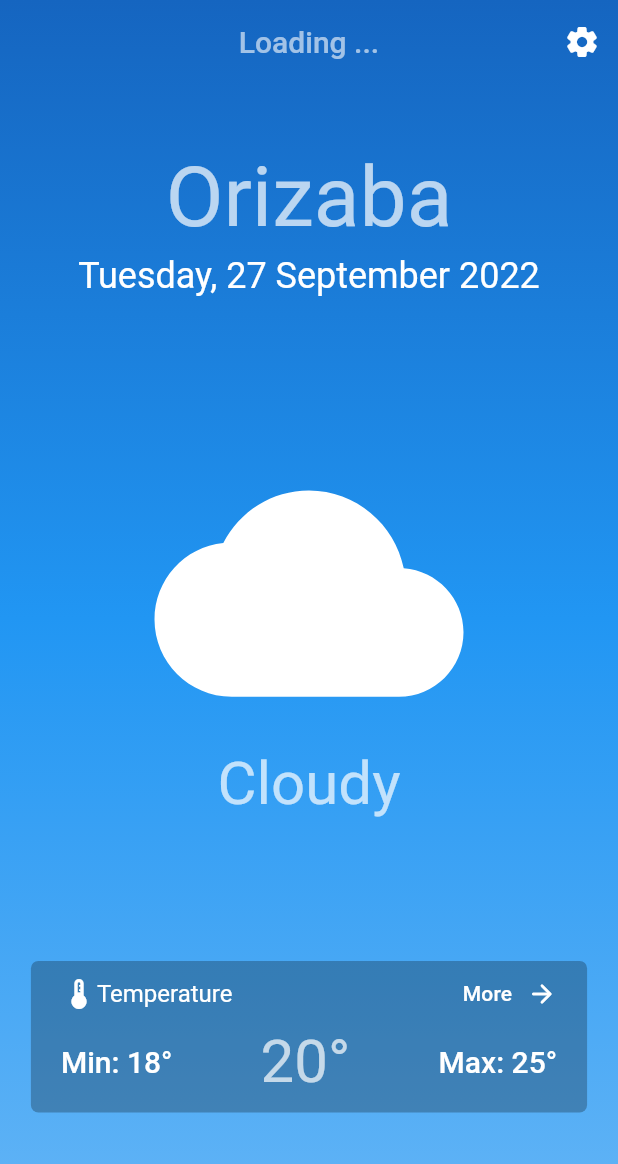
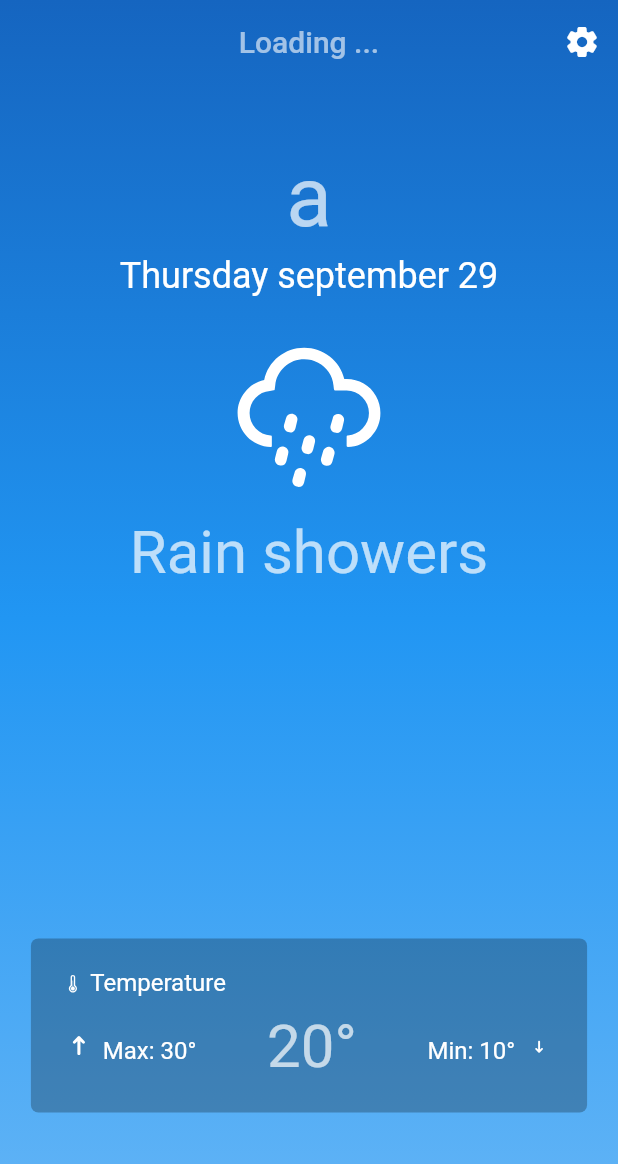
Before and after one commit to dnieln7/bloc-weather-app, a Flutter app: the screen it shows after launch, on a phone screen of 412 x 824 dp. Shown: the top 1164 px of the screen. Run offline on Flutter 3.47's test engine with Material 2 defaults, Android fonts, the phone set to English and light mode, and no system bars; our stand-ins replace recase, weather_icons.

Commit message:
Extracted Widgets

```diff
--- /dev/null
+++ b/lib/domain/enum/enums.dart
@@ -0,0 +1 @@
+export 'weather_type.dart';
--- /dev/null
+++ b/lib/domain/enum/weather_type.dart
@@ -0,0 +1,15 @@
+enum WeatherType {
+  clearSky,
+  cloudy,
+  fog,
+  drizzle,
+  freezingDrizzle,
+  rain,
+  rainShower,
+  thunderstorm,
+  hailThunderstorm,
+  freezingRain,
+  snowFall,
+  snowGrains,
+  snowShower,
+}
--- a/lib/main.dart
+++ b/lib/main.dart
@@ -1,4 +1,5 @@
 import 'package:flutter/material.dart';
+import 'package:flutter_localizations/flutter_localizations.dart';
 import 'package:weather_app/ui/app_router.dart';
 import 'package:weather_app/ui/screens/screens.dart';
 
@@ -15,6 +16,12 @@ class WeatherApp extends StatelessWidget {
   Widget build(BuildContext context) {
     return MaterialApp(
       title: 'Weather app',
+      localizationsDelegates: const [
+        GlobalMaterialLocalizations.delegate,
+        GlobalWidgetsLocalizations.delegate,
+        GlobalCupertinoLocalizations.delegate,
+      ],
+      supportedLocales: const [Locale('en'), Locale('es')],
       theme: ThemeData.dark(),
       initialRoute: homeScreenRoute,
       onGenerateRoute: _router.onGenerateRoute,
--- a/lib/ui/screens/home_screen.dart
+++ b/lib/ui/screens/home_screen.dart
@@ -1,6 +1,8 @@
 import 'package:flutter/material.dart';
-import 'package:weather_app/ui/widgets/animated/animated_widgets.dart';
-import 'package:weather_app/ui/widgets/style/style.dart';
+import 'package:weather_app/domain/enum/enums.dart';
+import 'package:weather_app/ui/widgets/animated/animated.dart';
+import 'package:weather_app/ui/widgets/style/text_styles.dart';
+import 'package:weather_app/ui/widgets/weather/weather.dart';
 
 const String homeScreenRoute = "/";
 
@@ -50,65 +52,12 @@ class HomeScreen extends StatelessWidget {
           left: MediaQuery.of(context).size.width * 0.05,
         ),
         child: Column(
-          children: [
-            Text('Orizaba', style: TextStyles.displayMedium(context)),
-            const SizedBox(height: 5),
-            Text(
-              'Tuesday, 27 September 2022',
-              textAlign: TextAlign.center,
-              style: TextStyles.headlineSmall(context),
+          children: const [
+            WeatherLocation(city: 'a'),
+            Expanded(
+              child: WeatherSummary(weatherType: WeatherType.rainShower),
             ),
-            Expanded(
-              child: Column(
-                mainAxisAlignment: MainAxisAlignment.center,
-                children: [
-                  Icon(
-                    Icons.cloud_rounded,
-                    color: Colors.white,
-                    size: MediaQuery.of(context).size.width / 2,
-                  ),
-                  Text('Cloudy', style: TextStyles.headlineLarge(context)),
-                ],
-              ),
-            ),
-            Container(
-              decoration: BoxDecoration(
-                color: Colors.black26,
-                borderRadius: BorderRadius.circular(5),
-              ),
-              padding: EdgeInsets.symmetric(vertical: 10, horizontal: 20),
-              child: Column(
-                children: [
-                  Row(
-                    children: [
-                      Icon(Icons.thermostat, color: Colors.white),
-                      Expanded(
-                        child: Text(
-                          'Temperature',
-                          style: TextStyles.titleMedium(context),
-                        ),
-                      ),
-                      Text('More', style: TextStyles.titleSmall(context)),
-                      SizedBox(width: 10),
-                      Icon(
-                        Icons.arrow_forward_rounded,
-                        color: Colors.white,
-                        size: 20,
-                      ),
-                    ],
-                  ),
-                  SizedBox(height: 10),
-                  Row(
-                    mainAxisAlignment: MainAxisAlignment.spaceBetween,
-                    children: [
-                      Text('Min: 18°', style: TextStyles.titleLarge(context)),
-                      Text('20°', style: TextStyles.headlineLarge(context)),
-                      Text('Max: 25°', style: TextStyles.titleLarge(context)),
-                    ],
-                  ),
-                ],
-              ),
-            )
+            TemperatureSummary(max: 30, current: 20, min: 10),
           ],
         ),
       ),
--- a/lib/ui/widgets/style/style.dart
+++ /dev/null
@@ -1 +0,0 @@
-export 'text_styles.dart';
--- /dev/null
+++ b/lib/ui/widgets/text/icon_text.dart
@@ -0,0 +1,57 @@
+import 'package:flutter/material.dart';
+
+class IconText extends StatelessWidget {
+  final bool reversed;
+  final bool adaptiveIconSize;
+  final String text;
+  final IconData icon;
+  final TextStyle style;
+
+  const IconText({
+    this.reversed = false,
+    this.adaptiveIconSize = true,
+    required this.text,
+    required this.icon,
+    required this.style,
+    Key? key,
+  }) : super(key: key);
+
+  @override
+  Widget build(BuildContext context) {
+     if (reversed) {
+      return Text.rich(
+        TextSpan(
+          children: [
+            TextSpan(text: '$text '),
+            WidgetSpan(
+              child: Icon(
+                icon,
+                size: adaptiveIconSize
+                    ? style.fontSize
+                    : IconTheme.of(context).size,
+              ),
+            ),
+          ],
+        ),
+        style: style,
+      );
+    } else {
+      return Text.rich(
+        TextSpan(
+          children: [
+            WidgetSpan(
+              child: Icon(
+                icon,
+                size: adaptiveIconSize
+                    ? style.fontSize
+                    : IconTheme.of(context).size,
+              ),
+            ),
+            TextSpan(text: ' $text'),
+          ],
+        ),
+        style: style,
+      );
+    }
+  }
+}
--- /dev/null
+++ b/lib/ui/widgets/text/text.dart
@@ -0,0 +1 @@
+export 'icon_text.dart';
--- /dev/null
+++ b/lib/ui/widgets/weather/temperature_summary.dart
@@ -0,0 +1,63 @@
+import 'package:flutter/material.dart';
+import 'package:weather_app/ui/widgets/style/text_styles.dart';
+import 'package:weather_app/ui/widgets/text/text.dart';
+import 'package:weather_icons/weather_icons.dart';
+
+class TemperatureSummary extends StatelessWidget {
+  final int max;
+  final int current;
+  final int min;
+
+  const TemperatureSummary({
+    required this.max,
+    required this.current,
+    required this.min,
+    Key? key,
+  }) : super(key: key);
+
+  @override
+  Widget build(BuildContext context) {
+    return Container(
+      decoration: BoxDecoration(
+        color: Colors.black26,
+        borderRadius: BorderRadius.circular(5),
+      ),
+      padding: const EdgeInsets.all(20),
+      child: Column(
+        children: [
+          Row(
+            children: [
+              Expanded(
+                child: IconText(
+                  text: 'Temperature',
+                  icon: WeatherIcons.thermometer,
+                  style: TextStyles.titleMedium(context),
+                ),
+              ),
+            ],
+          ),
+          const SizedBox(height: 10),
+          Row(
+            mainAxisAlignment: MainAxisAlignment.spaceBetween,
+            children: [
+              IconText(
+                adaptiveIconSize: false,
+                text: 'Max: $max°',
+                icon: WeatherIcons.direction_up,
+                style: TextStyles.titleMedium(context),
+              ),
+              Text('$current°', style: TextStyles.headlineLarge(context)),
+              IconText(
+                reversed: true,
+                adaptiveIconSize: false,
+                text: 'Min: $min°',
+                icon: WeatherIcons.direction_down,
+                style: TextStyles.titleMedium(context),
+              ),
+            ],
+          ),
+        ],
+      ),
+    );
+  }
+}
--- /dev/null
+++ b/lib/ui/widgets/weather/weather.dart
@@ -0,0 +1,3 @@
+export 'weather_location.dart';
+export 'weather_summary.dart';
+export 'temperature_summary.dart';
--- /dev/null
+++ b/lib/ui/widgets/weather/weather_location.dart
@@ -0,0 +1,34 @@
+import 'package:flutter/material.dart';
+import 'package:intl/intl.dart';
+import 'package:recase/recase.dart';
+import 'package:weather_app/ui/widgets/style/text_styles.dart';
+
+class WeatherLocation extends StatelessWidget {
+  final String city;
+
+  const WeatherLocation({
+    required this.city,
+    Key? key,
+  }) : super(key: key);
+
+  @override
+  Widget build(BuildContext context) {
+    return Column(
+      children: [
+        Text(city, style: TextStyles.displayMedium(context)),
+        const SizedBox(height: 5),
+        Text(
+          _getDate(Localizations.localeOf(context).languageCode),
+          textAlign: TextAlign.center,
+          style: TextStyles.headlineSmall(context),
+        )
+      ],
+    );
+  }
+
+  String _getDate(String locale) {
+    final now = DateTime.now();
+
+    return DateFormat.MMMMEEEEd(locale).format(now).sentenceCase;
+  }
+}
--- /dev/null
+++ b/lib/ui/widgets/weather/weather_summary.dart
@@ -0,0 +1,91 @@
+import 'package:flutter/material.dart';
+import 'package:weather_app/domain/enum/enums.dart';
+import 'package:weather_app/ui/widgets/style/text_styles.dart';
+import 'package:weather_icons/weather_icons.dart';
+
+class WeatherSummary extends StatelessWidget {
+  final WeatherType weatherType;
+
+  const WeatherSummary({
+    required this.weatherType,
+    Key? key,
+  }) : super(key: key);
+
+  @override
+  Widget build(BuildContext context) {
+    return Column(
+      mainAxisAlignment: MainAxisAlignment.start,
+      children: [
+        BoxedIcon(
+          weatherIcon,
+          color: Colors.white,
+          size: MediaQuery.of(context).size.width / 3,
+        ),
+        const SizedBox(height: 10),
+        Text(weather, style: TextStyles.headlineLarge(context)),
+      ],
+    );
+  }
+
+  IconData get weatherIcon {
+    switch (weatherType) {
+      case WeatherType.clearSky:
+        return WeatherIcons.day_sunny;
+      case WeatherType.cloudy:
+        return WeatherIcons.cloudy;
+      case WeatherType.fog:
+        return WeatherIcons.fog;
+      case WeatherType.drizzle:
+        return WeatherIcons.sprinkle;
+      case WeatherType.freezingDrizzle:
+        return WeatherIcons.sprinkle;
+      case WeatherType.rain:
+        return WeatherIcons.rain;
+      case WeatherType.rainShower:
+        return WeatherIcons.showers;
+      case WeatherType.thunderstorm:
+        return WeatherIcons.thunderstorm;
+      case WeatherType.hailThunderstorm:
+        return WeatherIcons.storm_showers;
+      case WeatherType.freezingRain:
+        return WeatherIcons.rain_wind;
+      case WeatherType.snowFall:
+        return WeatherIcons.snow;
+      case WeatherType.snowGrains:
+        return WeatherIcons.snowflake_cold;
+      case WeatherType.snowShower:
+        return WeatherIcons.snow_wind;
+    }
+  }
+
+  String get weather {
+    switch (weatherType) {
+      case WeatherType.clearSky:
+        return 'Clear sky';
+      case WeatherType.cloudy:
+        return 'Partly cloudy';
+      case WeatherType.fog:
+        return 'Fog';
+      case WeatherType.drizzle:
+        return 'Drizzle';
+      case WeatherType.freezingDrizzle:
+        return 'Freezing drizzle';
+      case WeatherType.rain:
+        return 'Rain';
+      case WeatherType.rainShower:
+        return 'Rain showers';
+      case WeatherType.thunderstorm:
+        return 'Thunderstorm';
+      case WeatherType.hailThunderstorm:
+        return 'Thunderstorm with hail';
+      case WeatherType.freezingRain:
+        return 'Freezing rain';
+      case WeatherType.snowFall:
+        return 'Snow fall';
+      case WeatherType.snowGrains:
+        return 'Snow grains';
+      case WeatherType.snowShower:
+        return 'Snow showers';
+    }
+  }
+}
--- a/pubspec.yaml
+++ b/pubspec.yaml
@@ -9,7 +9,12 @@ environment:
 dependencies:
   flutter:
     sdk: flutter
+  flutter_localizations:
+    sdk: flutter
   cupertino_icons: ^1.0.2
+  intl: ^0.17.0
+  recase: ^4.1.0
+  weather_icons: ^3.0.0
 
 dev_dependencies:
   flutter_test:
```
Also changed, not shown: lib/ui/widgets/animated/animated.dart (renamed from lib/ui/widgets/animated/animated_widgets.dart), pubspec.lock.
